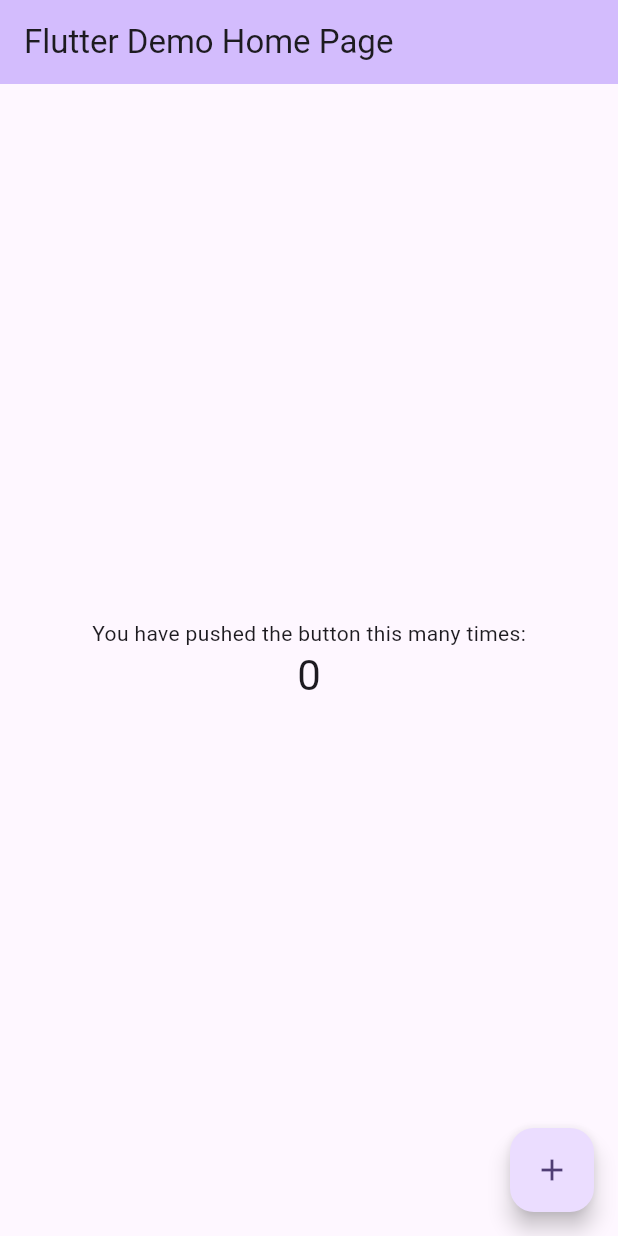
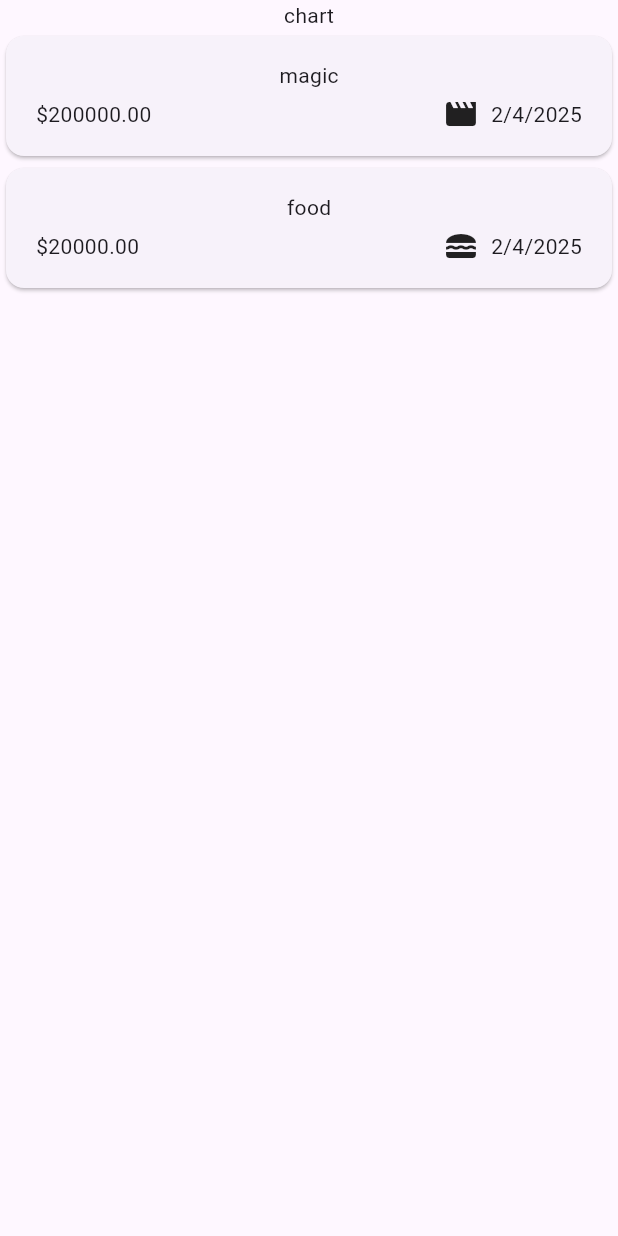
Before and after one commit to diegoforerocruz/flutter-expense-tracker-app, a Flutter app: the screen it shows after launch, on a phone screen of 412 x 824 dp. Run offline on Flutter 3.47's test engine with Material 3 defaults, Android fonts, the phone set to English and light mode, and no system bars.

Commit message:
expenses cards added

```diff
--- a/lib/main.dart
+++ b/lib/main.dart
@@ -1,125 +1,10 @@
+import 'package:expense_tracker_app/widgets/expenses.dart';
 import 'package:flutter/material.dart';
 
 void main() {
-  runApp(const MyApp());
+  runApp(
+    const MaterialApp(
+      home: Expenses(),
+    ),
+  );
 }
-
-class MyApp extends StatelessWidget {
-  const MyApp({super.key});
-
-  // This widget is the root of your application.
-  @override
-  Widget build(BuildContext context) {
-    return MaterialApp(
-      title: 'Flutter Demo',
-      theme: ThemeData(
-        // This is the theme of your application.
-        //
-        // TRY THIS: Try running your application with "flutter run". You'll see
-        // the application has a purple toolbar. Then, without quitting the app,
-        // try changing the seedColor in the colorScheme below to Colors.green
-        // and then invoke "hot reload" (save your changes or press the "hot
-        // reload" button in a Flutter-supported IDE, or press "r" if you used
-        // the command line to start the app).
-        //
-        // Notice that the counter didn't reset back to zero; the application
-        // state is not lost during the reload. To reset the state, use hot
-        // restart instead.
-        //
-        // This works for code too, not just values: Most code changes can be
-        // tested with just a hot reload.
-        colorScheme: ColorScheme.fromSeed(seedColor: Colors.deepPurple),
-        useMaterial3: true,
-      ),
-      home: const MyHomePage(title: 'Flutter Demo Home Page'),
-    );
-  }
-}
-
-class MyHomePage extends StatefulWidget {
-  const MyHomePage({super.key, required this.title});
-
-  // This widget is the home page of your application. It is stateful, meaning
-  // that it has a State object (defined below) that contains fields that affect
-  // how it looks.
-
-  // This class is the configuration for the state. It holds the values (in this
-  // case the title) provided by the parent (in this case the App widget) and
-  // used by the build method of the State. Fields in a Widget subclass are
-  // always marked "final".
-
-  final String title;
-
-  @override
-  State<MyHomePage> createState() => _MyHomePageState();
-}
-
-class _MyHomePageState extends State<MyHomePage> {
-  int _counter = 0;
-
-  void _incrementCounter() {
-    setState(() {
-      // This call to setState tells the Flutter framework that something has
-      // changed in this State, which causes it to rerun the build method below
-      // so that the display can reflect the updated values. If we changed
-      // _counter without calling setState(), then the build method would not be
-      // called again, and so nothing would appear to happen.
-      _counter++;
-    });
-  }
-
-  @override
-  Widget build(BuildContext context) {
-    // This method is rerun every time setState is called, for instance as done
-    // by the _incrementCounter method above.
-    //
-    // The Flutter framework has been optimized to make rerunning build methods
-    // fast, so that you can just rebuild anything that needs updating rather
-    // than having to individually change instances of widgets.
-    return Scaffold(
-      appBar: AppBar(
-        // TRY THIS: Try changing the color here to a specific color (to
-        // Colors.amber, perhaps?) and trigger a hot reload to see the AppBar
-        // change color while the other colors stay the same.
-        backgroundColor: Theme.of(context).colorScheme.inversePrimary,
-        // Here we take the value from the MyHomePage object that was created by
-        // the App.build method, and use it to set our appbar title.
-        title: Text(widget.title),
-      ),
-      body: Center(
-        // Center is a layout widget. It takes a single child and positions it
-        // in the middle of the parent.
-        child: Column(
-          // Column is also a layout widget. It takes a list of children and
-          // arranges them vertically. By default, it sizes itself to fit its
-          // children horizontally, and tries to be as tall as its parent.
-          //
-          // Column has various properties to control how it sizes itself and
-          // how it positions its children. Here we use mainAxisAlignment to
-          // center the children vertically; the main axis here is the vertical
-          // axis because Columns are vertical (the cross axis would be
-          // horizontal).
-          //
-          // TRY THIS: Invoke "debug painting" (choose the "Toggle Debug Paint"
-          // action in the IDE, or press "p" in the console), to see the
-          // wireframe for each widget.
-          mainAxisAlignment: MainAxisAlignment.center,
-          children: <Widget>[
-            const Text(
-              'You have pushed the button this many times:',
-            ),
-            Text(
-              '$_counter',
-              style: Theme.of(context).textTheme.headlineMedium,
-            ),
-          ],
-        ),
-      ),
-      floatingActionButton: FloatingActionButton(
-        onPressed: _incrementCounter,
-        tooltip: 'Increment',
-        child: const Icon(Icons.add),
-      ), // This trailing comma makes auto-formatting nicer for build methods.
-    );
-  }
-}
--- /dev/null
+++ b/lib/models/categories.dart
@@ -0,0 +1,6 @@
+enum Categories {
+  food,
+  travel,
+  leisure,
+  work,
+}
--- /dev/null
+++ b/lib/models/expense.dart
@@ -0,0 +1,33 @@
+import 'package:expense_tracker_app/models/categories.dart';
+import 'package:flutter/material.dart';
+import 'package:intl/intl.dart';
+import 'package:uuid/uuid.dart';
+
+final uuid = Uuid();
+final formatter = DateFormat.yMd();
+
+const catIcons = {
+  Categories.food: Icons.lunch_dining,
+  Categories.travel: Icons.flight,
+  Categories.work: Icons.work,
+  Categories.leisure: Icons.movie,
+};
+
+class Expense {
+  Expense({
+    required this.title,
+    required this.amount,
+    required this.date,
+    required this.category,
+  }) : id = uuid.v4();
+
+  final String id;
+  final String title;
+  final double amount;
+  final DateTime date;
+  final Categories category;
+
+  String get formattedDate {
+    return formatter.format(date);
+  }
+}
--- /dev/null
+++ b/lib/widgets/expenses.dart
@@ -0,0 +1,40 @@
+import 'package:expense_tracker_app/widgets/expenses_list/expenses_list.dart';
+import 'package:expense_tracker_app/models/categories.dart';
+import 'package:expense_tracker_app/models/expense.dart';
+import 'package:flutter/material.dart';
+
+class Expenses extends StatefulWidget {
+  const Expenses({super.key});
+
+  @override
+  State<StatefulWidget> createState() {
+    return _ExpensesState();
+  }
+}
+
+class _ExpensesState extends State<Expenses> {
+  final List<Expense> _registeredExpenses = [
+    Expense(
+        title: 'magic',
+        amount: 200000,
+        date: DateTime.now(),
+        category: Categories.leisure),
+    Expense(
+        title: 'food',
+        amount: 20000,
+        date: DateTime.now(),
+        category: Categories.food),
+  ];
+
+  @override
+  Widget build(BuildContext context) {
+    return Scaffold(
+      body: Column(
+        children: [
+          Text('chart'),
+          Expanded(child: ExpensesList(expenses: _registeredExpenses)),
+        ],
+      ),
+    );
+  }
+}
--- /dev/null
+++ b/lib/widgets/expenses_list/expense_item.dart
@@ -0,0 +1,43 @@
+import 'package:expense_tracker_app/models/expense.dart';
+import 'package:flutter/material.dart';
+
+class ExpenseItem extends StatelessWidget {
+  const ExpenseItem({super.key, required this.expense});
+
+  final Expense expense;
+
+  @override
+  Widget build(BuildContext context) {
+    return Card(
+      child: Padding(
+        padding: const EdgeInsets.symmetric(
+          horizontal: 20,
+          vertical: 16,
+        ),
+        child: Column(
+          children: [
+            Text(expense.title),
+            SizedBox(
+              height: 4,
+            ),
+            Row(
+              children: [
+                Text('\$${expense.amount.toStringAsFixed(2)}'),
+                Spacer(),
+                Row(
+                  children: [
+                    Icon(catIcons[expense.category]),
+                    SizedBox(
+                      width: 8,
+                    ),
+                    Text(expense.formattedDate),
+                  ],
+                ),
+              ],
+            ),
+          ],
+        ),
+      ),
+    );
+  }
+}
--- /dev/null
+++ b/lib/widgets/expenses_list/expenses_list.dart
@@ -0,0 +1,17 @@
+import 'package:expense_tracker_app/models/expense.dart';
+import 'package:expense_tracker_app/widgets/expenses_list/expense_item.dart';
+import 'package:flutter/material.dart';
+
+class ExpensesList extends StatelessWidget {
+  const ExpensesList({super.key, required this.expenses});
+
+  final List<Expense> expenses;
+
+  @override
+  Widget build(BuildContext context) {
+    return ListView.builder(
+      itemCount: expenses.length,
+      itemBuilder: (ctx, index) => ExpenseItem(expense: expenses[index]),
+    );
+  }
+}
--- a/pubspec.yaml
+++ b/pubspec.yaml
@@ -34,6 +34,8 @@ dependencies:
   # The following adds the Cupertino Icons font to your application.
   # Use with the CupertinoIcons class for iOS style icons.
   cupertino_icons: ^1.0.8
+  uuid: ^4.5.1
+  intl: ^0.20.2
 
 dev_dependencies:
   flutter_test:
```
Also changed, not shown: pubspec.lock.
